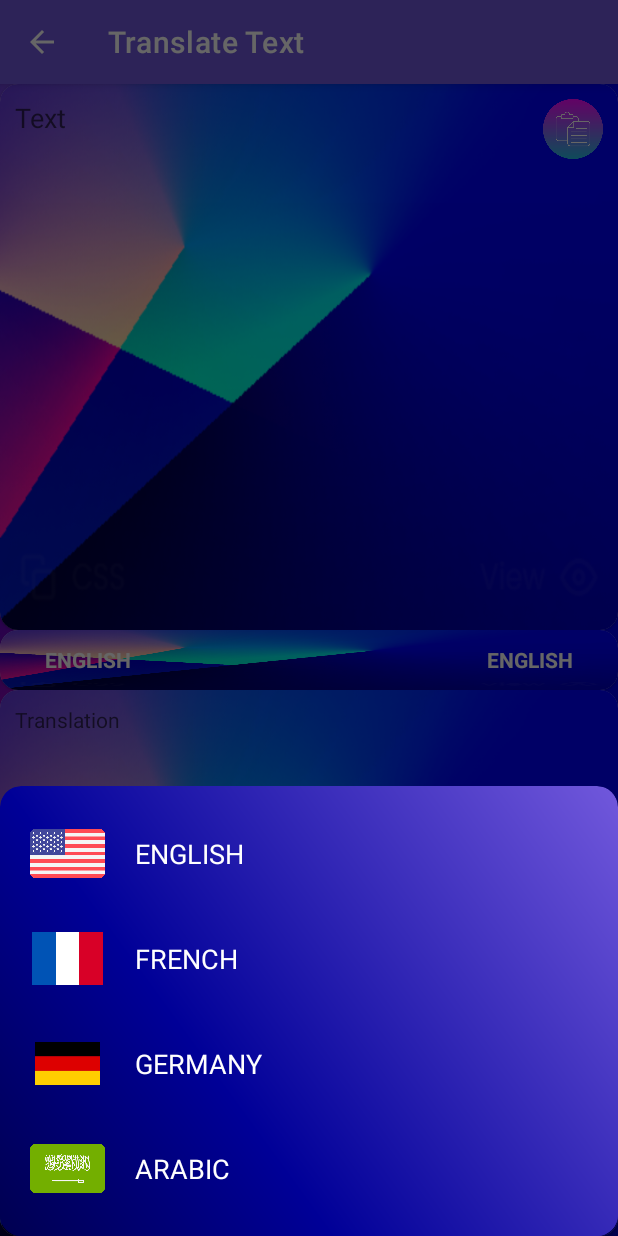
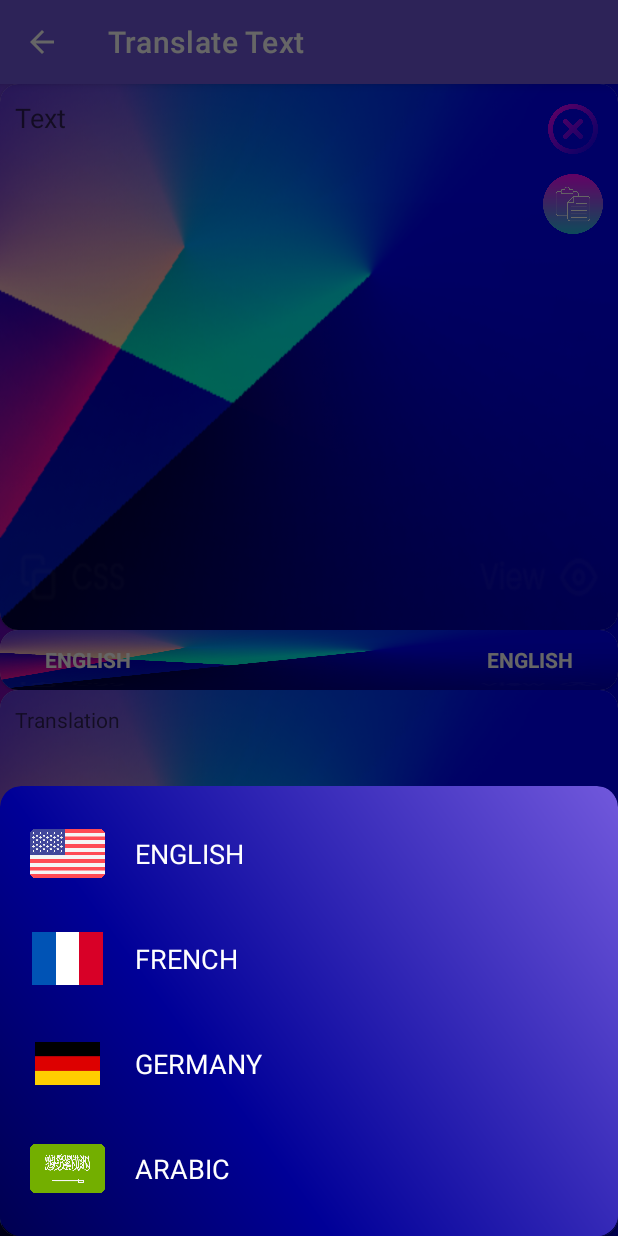
Before and after one commit to Jihadmz/AI-Tools, an Android app: the TranslateTextActivity screen opened directly, with no data from a screen before it, after a tap on "ENGLISH", on a phone screen of 412 x 824 dp. Run offline under Robolectric (Android 15) with nearby library versions, the phone set to English and light mode, and no system bars; libraries missing offline, so code that uses them is left out: com.google.mlkit.common, com.google.mlkit.nl; 5 statements that could not run were skipped.

Commit message:
adding clear text

```diff
--- a/app/src/main/java/com/jihad/aitools/feature_translatetext/presentation/TranslateTextActivity.java
+++ b/app/src/main/java/com/jihad/aitools/feature_translatetext/presentation/TranslateTextActivity.java
@@ -103,7 +103,7 @@ public class TranslateTextActivity extends AppCompatActivity {
         binding.tvChosenId.setOnClickListener(new View.OnClickListener() {
             @Override
             public void onClick(View view) {
-                DialogLanguageChooser dialogLanguageChooser = new DialogLanguageChooser(view.getContext());
+                DialogLanguageChooser dialogLanguageChooser = new DialogLanguageChooser(view.getContext(), binding.etTextTranslate.getText().toString());
                 dialogLanguageChooser.create();
                 dialogLanguageChooser.show();
             }
@@ -133,7 +133,7 @@ public class TranslateTextActivity extends AppCompatActivity {
                                     public void onSuccess(@Nullable String languageCode) {
                                         if (!languageCode.equals("und")) {
                                             CoreTranslateText.viewModel.setSourceLanguageCode(languageCode);
-                                            translating(languageCode, editable.toString());
+                                            CoreTranslateText.translating(languageCode, editable.toString(), binding.tvChosenId.getText().toString());
                                         }
                                     }
                                 })
@@ -152,6 +152,13 @@ public class TranslateTextActivity extends AppCompatActivity {
             @Override
             public void onClick(View view) {
                 pasteFromClipboard();
+            }
+        });
+
+        binding.ivClear.setOnClickListener(new View.OnClickListener() {
+            @Override
+            public void onClick(View view) {
+                binding.etTextTranslate.getText().clear();
             }
         });
 
@@ -195,21 +202,6 @@ public class TranslateTextActivity extends AppCompatActivity {
         }
     }
 
-    private String gettingChosenLanguageCode() {
-        switch (binding.tvChosenId.getText().toString()) {
-            case "ENGLISH":
-                return "en";
-            case "FRENCH":
-                return "fr";
-            case "GERMANY":
-                return "de";
-            case "ARABIC":
-                return "ar";
-            default:
-                return "unk";
-        }
-    }
-
     private void downloadEnglishLanguageModel() {
         // Download a model.
         TranslateRemoteModel englishModel =
@@ -239,36 +231,6 @@ public class TranslateTextActivity extends AppCompatActivity {
                 }
             }
         });
-
-
-    }
-
-    private void translating(String languageCode, String text) {
-
-        TranslatorOptions options =
-                new TranslatorOptions.Builder()
-                        .setSourceLanguage(languageCode)
-                        .setTargetLanguage(gettingChosenLanguageCode())
-                        .build();
-        final Translator translator = Translation.getClient(options);
-
-        translator.translate(text)
-                .addOnSuccessListener(
-                        new OnSuccessListener<String>() {
-                            @Override
-                            public void onSuccess(@NonNull String translatedText) {
-                                // Translation successful.
-                                CoreTranslateText.viewModel.setTranslatedText(translatedText);
-                            }
-                        })
-                .addOnFailureListener(
-                        new OnFailureListener() {
-                            @Override
-                            public void onFailure(@NonNull Exception e) {
-                                // Error.
-                                // ...
-                            }
-                        });
     }
 
 
--- a/app/src/main/java/com/jihad/aitools/feature_translatetext/presentation/components/DialogLanguageChooser.java
+++ b/app/src/main/java/com/jihad/aitools/feature_translatetext/presentation/components/DialogLanguageChooser.java
@@ -31,10 +31,12 @@ public class DialogLanguageChooser extends Dialog {
     private boolean isGermanyAvailable;
     private boolean isFrenchAvailable;
     private boolean isArabicAvailable;
+    private final String text;
 
-    public DialogLanguageChooser(@NonNull Context context) {
+    public DialogLanguageChooser(@NonNull Context context, String text) {
         super(context);
         this.context = context;
+        this.text = text;
     }
 
     @Override
@@ -59,6 +61,8 @@ public class DialogLanguageChooser extends Dialog {
                     Toast.makeText(context, context.getString(R.string.DownloadItFirst), Toast.LENGTH_SHORT).show();
                 else {
                     CoreTranslateText.viewModel.setChosenLanguage("ENGLISH");
+                    CoreTranslateText.translating(CoreTranslateText.viewModel.getSourceLanguageId().getValue(),
+                            text, "ENGLISH");
                     dismiss();
                 }
             }
@@ -71,6 +75,8 @@ public class DialogLanguageChooser extends Dialog {
                     Toast.makeText(context, context.getString(R.string.DownloadItFirst), Toast.LENGTH_SHORT).show();
                 else {
                     CoreTranslateText.viewModel.setChosenLanguage("FRENCH");
+                    CoreTranslateText.translating(CoreTranslateText.viewModel.getSourceLanguageId().getValue(),
+                            text, "FRENCH");
                     dismiss();
                 }
             }
@@ -83,6 +89,8 @@ public class DialogLanguageChooser extends Dialog {
                     Toast.makeText(context, context.getString(R.string.DownloadItFirst), Toast.LENGTH_SHORT).show();
                 else {
                     CoreTranslateText.viewModel.setChosenLanguage("GERMANY");
+                    CoreTranslateText.translating(CoreTranslateText.viewModel.getSourceLanguageId().getValue(),
+                            text, "GERMANY");
                     dismiss();
                 }
             }
@@ -95,6 +103,8 @@ public class DialogLanguageChooser extends Dialog {
                     Toast.makeText(context, context.getString(R.string.DownloadItFirst), Toast.LENGTH_SHORT).show();
                 else {
                     CoreTranslateText.viewModel.setChosenLanguage("ARABIC");
+                    CoreTranslateText.translating(CoreTranslateText.viewModel.getSourceLanguageId().getValue(),
+                            text, "ARABIC");
                     dismiss();
                 }
             }
--- a/app/src/main/res/layout/activity_translate_text.xml
+++ b/app/src/main/res/layout/activity_translate_text.xml
@@ -44,6 +44,16 @@
                      />
 
                 <ImageView
+                    android:id="@+id/iv_clear"
+                    android:layout_width="40dp"
+                    android:layout_height="40dp"
+                    android:src="@drawable/close"
+                    android:layout_alignParentEnd="true"
+                    android:layout_marginTop="10dp"
+                    android:layout_marginEnd="10dp"
+                    />
+
+                <ImageView
                     android:id="@+id/iv_paste"
                     android:layout_width="40dp"
                     android:layout_height="40dp"
@@ -51,7 +61,7 @@
                     android:layout_marginTop="10dp"
                     android:layout_marginEnd="10dp"
                     android:src="@drawable/paste"
-                     />
+                    android:layout_below="@+id/iv_clear"/>
                 </RelativeLayout>
         </androidx.cardview.widget.CardView>
 
```
Also changed, not shown: app/src/main/java/com/jihad/aitools/feature_translatetext/CoreTranslateText.java (+50 -0 lines).
